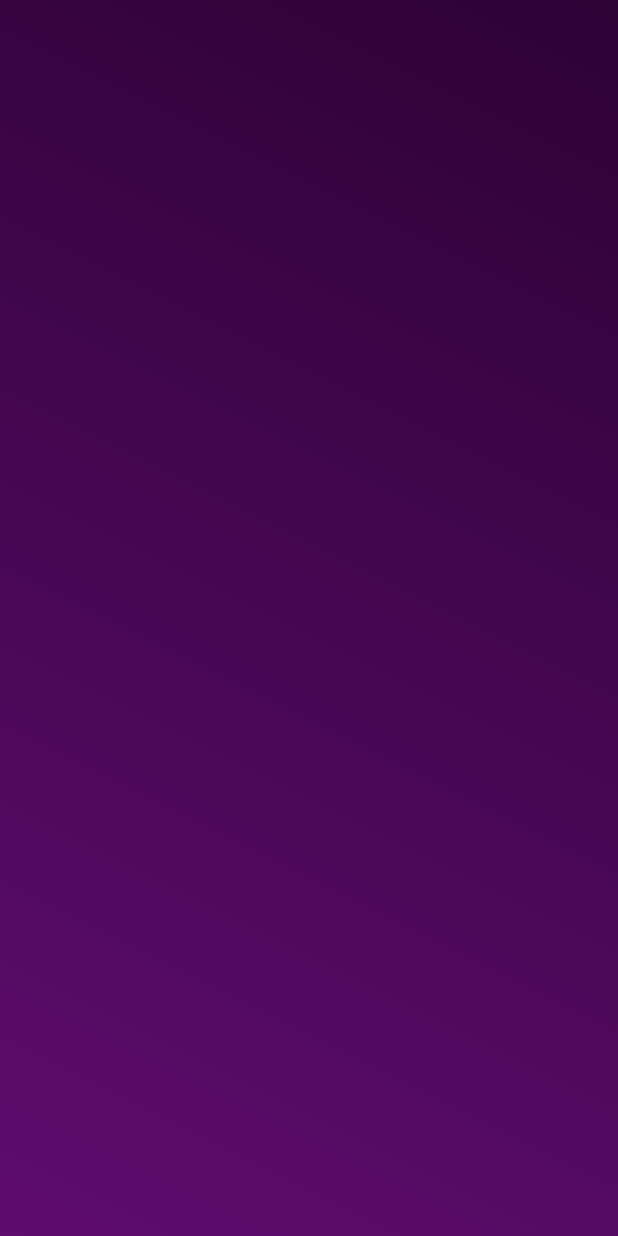
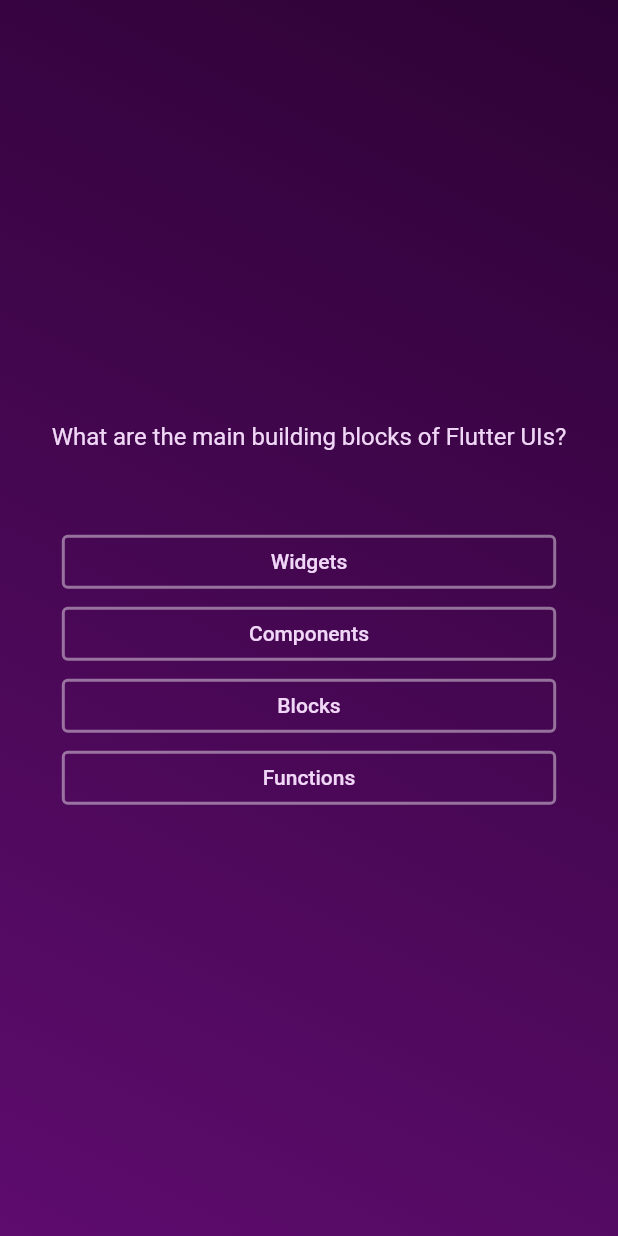
Before and after one commit to AnnaAlbuquerque/quiz_app, a Flutter app: the screen it shows after launch, after a tap on "Start Quiz", on a phone screen of 412 x 824 dp. Run offline on Flutter 3.47's test engine with Material 2 defaults, Android fonts, the phone set to English and light mode, and no system bars.

Commit message:
feature: created question page along with some component widget and model

```diff
--- /dev/null
+++ b/lib/data/questions.dart
@@ -0,0 +1,58 @@
+import 'package:quiz_app/models/question_model.dart';
+
+const questions = [
+  QuestionModel(
+    question: 'What are the main building blocks of Flutter UIs?',
+    options: [
+      'Widgets',
+      'Components',
+      'Blocks',
+      'Functions',
+    ],
+  ),
+  QuestionModel(
+    question: 'How are Flutter UIs built?',
+    options: [
+      'By combining widgets in code',
+      'By combining widgets in a visual editor',
+      'By defining widgets in config files',
+      'By using XCode for iOS and Android Studio for Android',
+    ],
+  ),
+  QuestionModel(
+    question: 'What\'s the purpose of a StatefulWidget?',
+    options: [
+      'Update UI as data changes',
+      'Update data as UI changes',
+      'Ignore data changes',
+      'Render UI that does not depend on data',
+    ],
+  ),
+  QuestionModel(
+    question: 'Which widget should you try to use more often: StatelessWidget or StatefulWidget?',
+    options: [
+      'StatelessWidget',
+      'StatefulWidget',
+      'Both are equally good',
+      'None of the above',
+    ],
+  ),
+  QuestionModel(
+    question: 'What happens if you change data in a StatelessWidget?',
+    options: [
+      'The UI is not updated',
+      'The UI is updated',
+      'The closest StatefulWidget is updated',
+      'Any nested StatefulWidgets are updated',
+    ],
+  ),
+  QuestionModel(
+    question: 'How should you update data inside of StatefulWidgets?',
+    options: [
+      'By calling setState()',
+      'By calling updateData()',
+      'By calling updateUI()',
+      'By calling updateState()',
+    ],
+  ),
+];
--- /dev/null
+++ b/lib/models/question_model.dart
@@ -0,0 +1,9 @@
+class QuestionModel {
+  final String question;
+  final List<String> options;
+
+  const QuestionModel({
+    required this.question,
+    required this.options,
+  });
+}
--- a/lib/view/logo_page.dart
+++ b/lib/view/logo_page.dart
@@ -1,6 +1,6 @@
 import 'package:flutter/material.dart';
+import 'package:quiz_app/utils/quiz_colors.dart';
 import 'package:quiz_app/view/questions_page.dart';
-import 'package:quiz_app/view/utils/quiz_colors.dart';
 import 'package:quiz_app/view/widgets/gradient_container.dart';
 
 class LogoPage extends StatefulWidget {
--- a/lib/view/questions_page.dart
+++ b/lib/view/questions_page.dart
@@ -1,5 +1,7 @@
 import 'package:flutter/material.dart';
+import 'package:quiz_app/data/questions.dart';
 import 'package:quiz_app/view/widgets/gradient_container.dart';
+import 'package:quiz_app/view/widgets/question_widget.dart';
 
 class QuestionPage extends StatefulWidget {
   const QuestionPage({Key? key}) : super(key: key);
@@ -11,6 +13,12 @@ class QuestionPage extends StatefulWidget {
 class _QuestionPageState extends State<QuestionPage> {
   @override
   Widget build(BuildContext context) {
-    return const GradientContainer();
+    return Scaffold(
+      body: GradientContainer(
+        child: QuestionWidget(
+          questionModel: questions.first,
+        ),
+      ),
+    );
   }
 }
--- /dev/null
+++ b/lib/view/widgets/answer_widget.dart
@@ -0,0 +1,32 @@
+import 'package:flutter/material.dart';
+import 'package:quiz_app/utils/quiz_colors.dart';
+
+class AnswerWidget extends StatelessWidget {
+  final String answer;
+  final void Function()? onPressed;
+  const AnswerWidget({
+    required this.answer,
+    this.onPressed,
+    Key? key,
+  }) : super(key: key);
+
+  @override
+  Widget build(BuildContext context) {
+    return SizedBox(
+      width: MediaQuery.of(context).size.width * 0.8,
+      child: OutlinedButton(
+        style: OutlinedButton.styleFrom(
+          side: const BorderSide(
+            width: 2.0,
+            color: QuizColors.lightPurpleWithTransparency,
+          ),
+        ),
+        onPressed: onPressed,
+        child: Text(
+          answer,
+          style: const TextStyle(color: QuizColors.lightPurple),
+        ),
+      ),
+    );
+  }
+}
--- a/lib/view/widgets/gradient_container.dart
+++ b/lib/view/widgets/gradient_container.dart
@@ -1,5 +1,5 @@
 import 'package:flutter/material.dart';
-import 'package:quiz_app/view/utils/quiz_colors.dart';
+import 'package:quiz_app/utils/quiz_colors.dart';
 
 class GradientContainer extends StatelessWidget {
   final Widget? child;
--- /dev/null
+++ b/lib/view/widgets/question_widget.dart
@@ -0,0 +1,42 @@
+import 'package:flutter/material.dart';
+import 'package:quiz_app/models/question_model.dart';
+import 'package:quiz_app/utils/quiz_colors.dart';
+import 'package:quiz_app/view/widgets/answer_widget.dart';
+
+class QuestionWidget extends StatelessWidget {
+  final QuestionModel questionModel;
+  const QuestionWidget({
+    Key? key,
+    required this.questionModel,
+  }) : super(key: key);
+
+  @override
+  Widget build(BuildContext context) {
+    return Padding(
+      padding: const EdgeInsets.symmetric(horizontal: 16),
+      child: Column(
+        mainAxisSize: MainAxisSize.min,
+        mainAxisAlignment: MainAxisAlignment.center,
+        children: [
+          Text(
+            questionModel.question,
+            style: const TextStyle(
+              color: QuizColors.lightPurple,
+              fontSize: 16,
+            ),
+          ),
+          const SizedBox(
+            height: 50,
+          ),
+          Column(
+            children: questionModel.options
+                .map(
+                  (answer) => AnswerWidget(answer: answer),
+                )
+                .toList(),
+          )
+        ],
+      ),
+    );
+  }
+}
```
Also changed, not shown: lib/utils/quiz_colors.dart (renamed from lib/view/utils/quiz_colors.dart).
